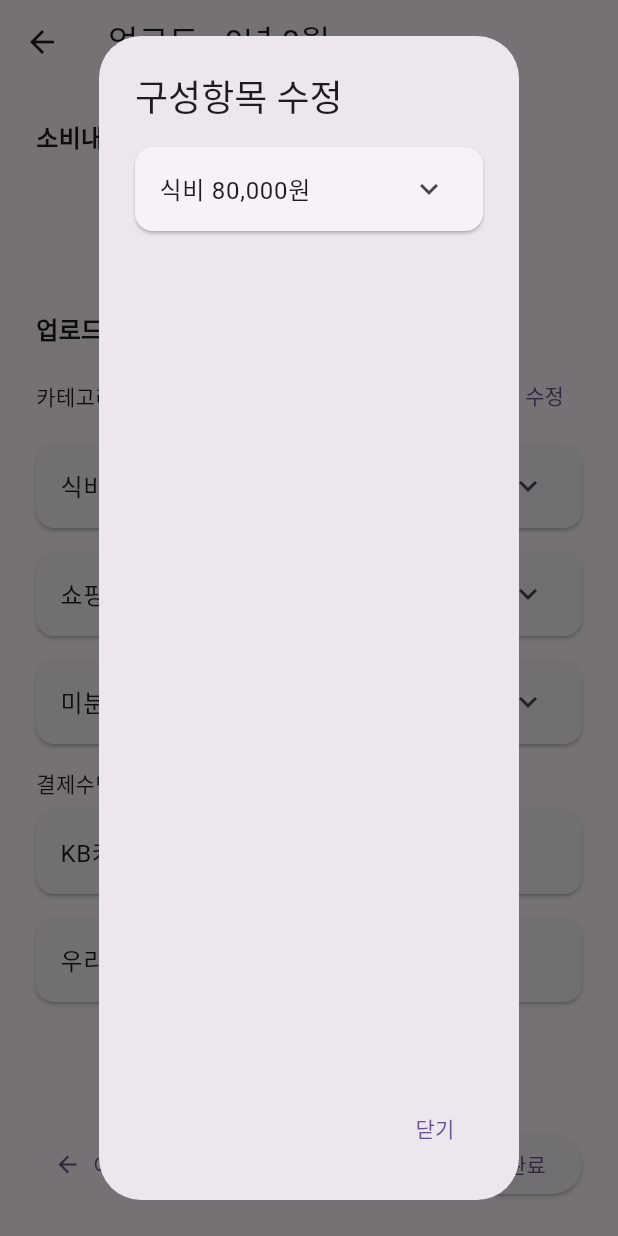
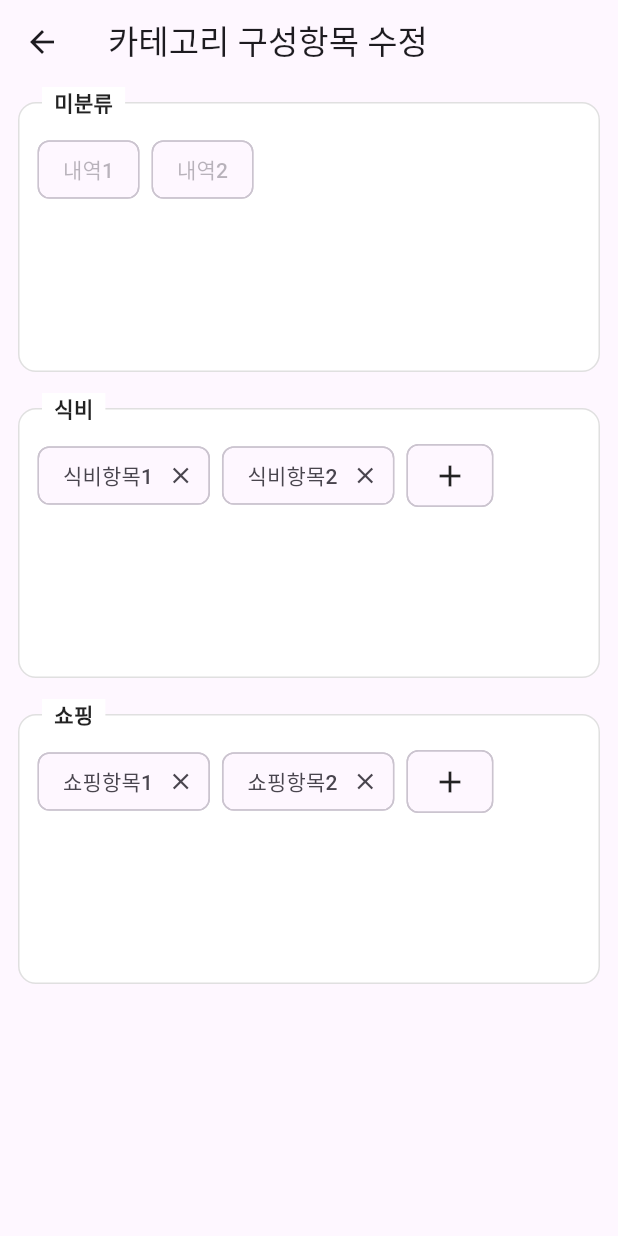
Before and after one commit to jaystar13/spent-box, a Flutter app: the ExpenseUploadPage screen opened directly with empty values, after a tap on "분석", after a tap on "구성항목 수정", on a phone screen of 412 x 824 dp. Run offline on Flutter 3.47's test engine with Material 3 defaults, Android fonts, the phone set to English and light mode, and no system bars.

Commit message:
feat: 카테고리 구성항목 구현

```diff
--- /dev/null
+++ b/frontend/lib/pages/category_items_page.dart
@@ -0,0 +1,181 @@
+import 'package:flutter/material.dart';
+
+class CategoryItemsPage extends StatefulWidget {
+  final int year;
+  final int month;
+
+  const CategoryItemsPage({super.key, required this.year, required this.month});
+
+  @override
+  State<CategoryItemsPage> createState() => _CategoryItemsPageState();
+}
+
+class _CategoryItemsPageState extends State<CategoryItemsPage> {
+  final Map<String, List<String>> categoryChips = {
+    '미분류': ['내역1', '내역2'],
+    '식비': ['식비항목1', '식비항목2'],
+    '쇼핑': ['쇼핑항목1', '쇼핑항목2'],
+  };
+
+  void moveToCategory(String chip, String targetCategory) {
+    if (!categoryChips[targetCategory]!.contains(chip)) {
+      setState(() {
+        categoryChips['미분류']?.remove(chip);
+        categoryChips[targetCategory]?.add(chip);
+      });
+    }
+  }
+
+  void removeFromCategory(String chip, String category) {
+    if (category != '미분류') {
+      setState(() {
+        categoryChips[category]?.remove(chip);
+        categoryChips['미분류']?.add(chip);
+      });
+    }
+  }
+
+  void _showChipSelectionDialog(
+    BuildContext context,
+    String targetCategory,
+  ) async {
+    final availableChips = List<String>.from(categoryChips['미분류']!);
+    final Set<String> selectedChips = {};
+
+    await showDialog<void>(
+      context: context,
+      builder: (context) {
+        return AlertDialog(
+          title: Text('항목 선택'),
+          content: StatefulBuilder(
+            builder: (context, setState) {
+              return SingleChildScrollView(
+                child: Column(
+                  mainAxisSize: MainAxisSize.min,
+                  children: availableChips.map((chip) {
+                    final isSelected = selectedChips.contains(chip);
+                    return CheckboxListTile(
+                      title: Text(chip),
+                      value: isSelected,
+                      onChanged: (bool? checked) {
+                        setState(() {
+                          if (checked == true) {
+                            selectedChips.add(chip);
+                          } else {
+                            selectedChips.remove(chip);
+                          }
+                        });
+                      },
+                    );
+                  }).toList(),
+                ),
+              );
+            },
+          ),
+          actions: [
+            TextButton(
+              onPressed: () => Navigator.of(context).pop(),
+              child: Text('취소'),
+            ),
+            ElevatedButton(
+              onPressed: () {
+                for (final chip in selectedChips) {
+                  moveToCategory(chip, targetCategory);
+                }
+                Navigator.of(context).pop();
+              },
+              child: Text('추가'),
+            ),
+          ],
+        );
+      },
+    );
+  }
+
+  @override
+  Widget build(BuildContext context) {
+    return Scaffold(
+      appBar: AppBar(title: Text('카테고리 구성항목 수정')),
+      body: ListView(
+        children: categoryChips.entries.map((entry) {
+          final isUnclassified = entry.key == '미분류';
+          return buildCategoryBox(
+            entry.key,
+            entry.value,
+            isUnclassified
+                ? null
+                : (chip) => removeFromCategory(chip, entry.key),
+            isUnclassified
+                ? null
+                : () {
+                    _showChipSelectionDialog(context, entry.key);
+                  },
+          );
+        }).toList(),
+      ),
+    );
+  }
+}
+
+Widget buildCategoryBox(
+  String title,
+  List<String> chips,
+  void Function(String)? onRemove,
+  VoidCallback? onAdd,
+) {
+  return Padding(
+    padding: const EdgeInsets.all(12),
+    child: Stack(
+      clipBehavior: Clip.none,
+      children: [
+        Container(
+          width: double.infinity,
+          height: 180, // Approx. 5 rows height
+          padding: const EdgeInsets.only(
+            top: 20,
+            left: 12,
+            right: 12,
+            bottom: 12,
+          ),
+          decoration: BoxDecoration(
+            border: Border.all(color: Colors.grey.shade300),
+            borderRadius: BorderRadius.circular(12),
+            color: Colors.white,
+          ),
+          child: SingleChildScrollView(
+            child: Wrap(
+              spacing: 8,
+              runSpacing: 8,
+              children: [
+                ...chips.map(
+                  (chip) => InputChip(
+                    label: Text(chip),
+                    onDeleted: onRemove == null ? null : () => onRemove(chip),
+                  ),
+                ),
+                if (onAdd != null)
+                  ActionChip(label: Icon(Icons.add), onPressed: onAdd),
+              ],
+            ),
+          ),
+        ),
+        Positioned(
+          top: -10,
+          left: 16,
+          child: Container(
+            padding: const EdgeInsets.symmetric(horizontal: 8),
+            color: Colors.white,
+            child: Text(
+              title,
+              style: TextStyle(
+                fontSize: 14,
+                fontWeight: FontWeight.bold,
+                color: Colors.black87,
+              ),
+            ),
+          ),
+        ),
+      ],
+    ),
+  );
+}
--- a/frontend/lib/pages/expense_upload_page.dart
+++ b/frontend/lib/pages/expense_upload_page.dart
@@ -1,4 +1,5 @@
 import 'package:flutter/material.dart';
+import 'package:frontend/pages/category_items_page.dart';
 
 class ExpenseUploadPage extends StatefulWidget {
   final int year;
@@ -176,22 +177,13 @@ class _ExpenseUploadPageState extends State<ExpenseUploadPage> {
             const Text('카테고리별'),
             TextButton(
               onPressed: () {
-                showDialog(
-                  context: context,
-                  builder: (context) => AlertDialog(
-                    title: const Text('구성항목 수정'),
-                    content: Column(
-                      mainAxisAlignment: MainAxisAlignment.start,
-                      children: [
-                        _buildCategoryCard('식비', 80000, ['GS편의점', '스타벅스']),
-                      ],
+                Navigator.push(
+                  context,
+                  MaterialPageRoute(
+                    builder: (_) => CategoryItemsPage(
+                      year: widget.year,
+                      month: widget.month,
                     ),
-                    actions: [
-                      TextButton(
-                        onPressed: () => Navigator.of(context).pop(),
-                        child: const Text('닫기'),
-                      ),
-                    ],
                   ),
                 );
               },
```
Also changed, not shown: frontend/lib/pages/expense_analysis_page.dart (deleted, +0 -112 lines).
